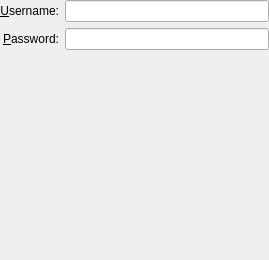
Old version of the form libs/ui/security/eapmethodleapbase.ui in the repository netrunner-debian-kde-extras/networkmanagement.
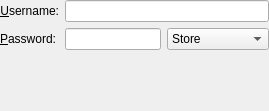
New version of the form. Custom widgets are drawn as their Qt base class.

The edit to the form file:
```diff
--- a/libs/ui/security/eapmethodleapbase.ui
+++ b/libs/ui/security/eapmethodleapbase.ui
@@ -7,7 +7,7 @@
     <x>0</x>
     <y>0</y>
     <width>269</width>
-    <height>260</height>
+    <height>111</height>
    </rect>
   </property>
   <layout class="QVBoxLayout" name="verticalLayout">
@@ -15,7 +15,7 @@
     <number>0</number>
    </property>
    <item>
-    <layout class="QGridLayout" name="gridLayout">
+    <layout class="QFormLayout" name="formLayout">
      <item row="0" column="0">
       <widget class="QLabel" name="label_6">
        <property name="text">
@@ -50,6 +50,8 @@
       </widget>
      </item>
      <item row="1" column="1">
+      <layout class="QHBoxLayout" name="horizontalLayout">
+       <item>
       <widget class="KLineEdit" name="lePassword">
        <property name="toolTip">
         <string>Password on this network</string>
@@ -59,6 +61,27 @@
        </property>
       </widget>
      </item>
+       <item>
+        <widget class="KComboBox" name="cmbPasswordStorage">
+         <item>
+          <property name="text">
+           <string>Store</string>
+          </property>
+         </item>
+         <item>
+          <property name="text">
+           <string>Always Ask</string>
+          </property>
+         </item>
+         <item>
+          <property name="text">
+           <string>Not Required</string>
+          </property>
+         </item>
+        </widget>
+       </item>
+      </layout>
+     </item>
     </layout>
    </item>
    <item>
@@ -82,6 +105,11 @@
    <extends>QLineEdit</extends>
    <header>klineedit.h</header>
   </customwidget>
+  <customwidget>
+   <class>KComboBox</class>
+   <extends>QComboBox</extends>
+   <header>kcombobox.h</header>
+  </customwidget>
  </customwidgets>
  <resources/>
  <connections/>
```
Lines whose indentation alone changed are shown as unchanged.
